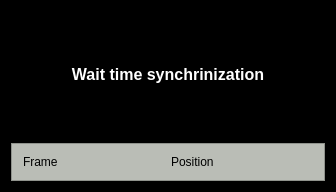
Old version of the form raspi_video_hub/qt-vlc/mainwindow.ui in the repository dostapazov/video_hub.
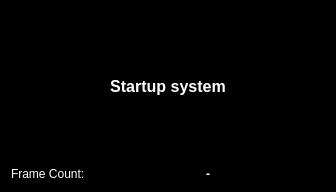
New version of the form.

Commit message: monitor watchdog worked

```diff
--- a/raspi_video_hub/qt-vlc/mainwindow.ui
+++ b/raspi_video_hub/qt-vlc/mainwindow.ui
@@ -18,7 +18,7 @@
   </property>
   <property name="styleSheet">
    <string notr="true">background-color: rgb(0, 0, 0);
-</string>
+color: rgb(255, 255, 255);</string>
   </property>
   <widget class="QWidget" name="centralWidget">
    <layout class="QVBoxLayout" name="verticalLayout">
@@ -38,10 +38,10 @@
        </font>
       </property>
       <property name="styleSheet">
-       <string notr="true">color: rgb(255, 255, 255);</string>
+       <string notr="true"/>
       </property>
       <property name="text">
-       <string>Wait time synchrinization</string>
+       <string>Startup system</string>
       </property>
       <property name="textFormat">
        <enum>Qt::PlainText</enum>
@@ -52,39 +52,40 @@
      </widget>
     </item>
     <item>
-     <widget class="QFrame" name="frame">
-      <property name="sizePolicy">
-       <sizepolicy hsizetype="Preferred" vsizetype="Maximum">
-        <horstretch>0</horstretch>
-        <verstretch>0</verstretch>
-       </sizepolicy>
-      </property>
-      <property name="styleSheet">
-       <string notr="true">background-color:rgb(186, 189, 182)</string>
-      </property>
-      <property name="frameShape">
-       <enum>QFrame::StyledPanel</enum>
-      </property>
-      <property name="frameShadow">
-       <enum>QFrame::Raised</enum>
-      </property>
       <layout class="QHBoxLayout" name="horizontalLayout">
+      <item>
+       <widget class="QLabel" name="label_2">
+        <property name="sizePolicy">
+         <sizepolicy hsizetype="Maximum" vsizetype="Preferred">
+          <horstretch>0</horstretch>
+          <verstretch>0</verstretch>
+         </sizepolicy>
+        </property>
+        <property name="text">
+         <string>Frame Count:</string>
+        </property>
+       </widget>
+      </item>
        <item>
         <widget class="QLabel" name="FrameNo">
-         <property name="text">
-          <string>Frame</string>
-         </property>
-        </widget>
-       </item>
-       <item>
-        <widget class="QLabel" name="Position">
+        <property name="font">
+         <font>
+          <weight>75</weight>
+          <bold>true</bold>
+         </font>
+        </property>
+        <property name="styleSheet">
+         <string notr="true"/>
+        </property>
          <property name="text">
-          <string>Position</string>
+         <string>-</string>
+        </property>
+        <property name="alignment">
+         <set>Qt::AlignCenter</set>
          </property>
         </widget>
        </item>
       </layout>
-     </widget>
     </item>
    </layout>
   </widget>
```
Lines whose indentation alone changed are shown as unchanged. The commit also changes 1 other file.
